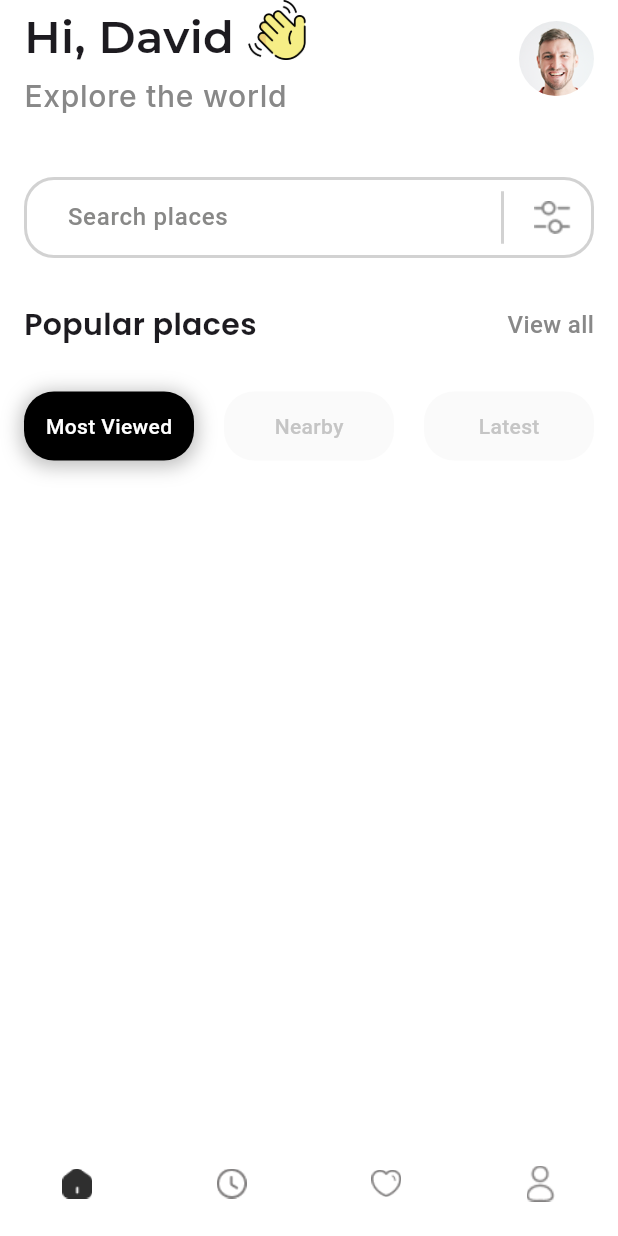
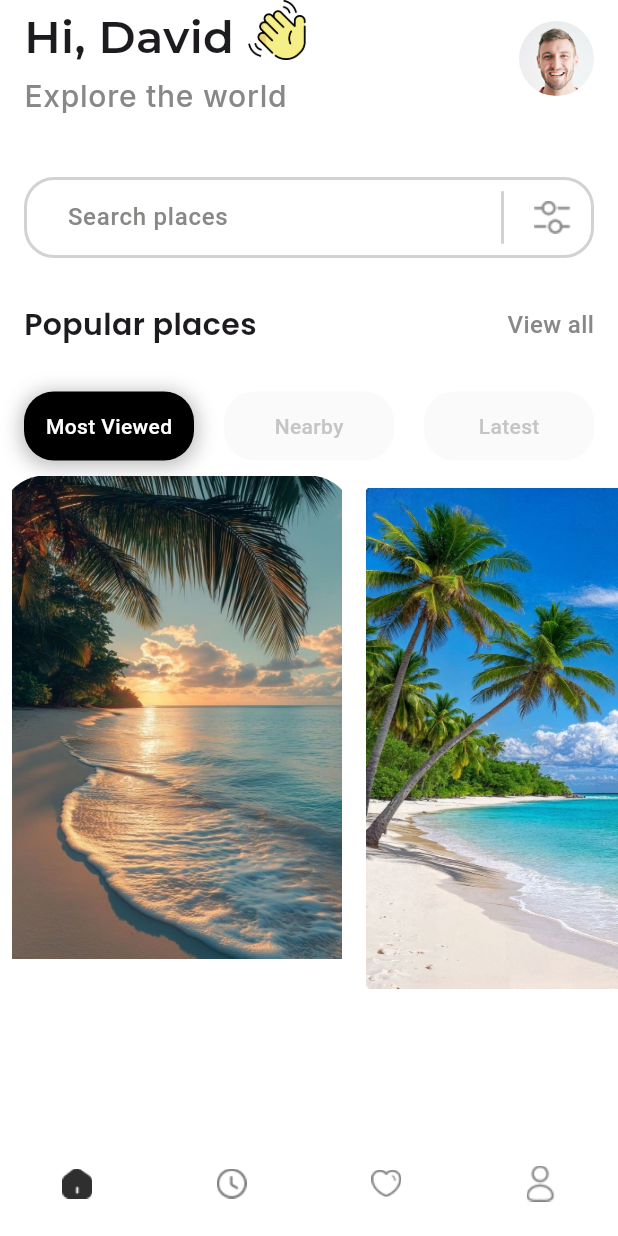
Before and after one commit to SrikantaPrasadrajeUrs/Travel_App_Ui, a Flutter app: the screen it shows after launch, on a phone screen of 412 x 824 dp. Run offline on Flutter 3.47's test engine with Material 3 defaults, Android fonts, the phone set to English and light mode, and no system bars; our stand-ins replace google_fonts.

Commit message:
images moving

```diff
--- a/lib/views/home.dart
+++ b/lib/views/home.dart
@@ -1,4 +1,5 @@
 import 'package:flutter/material.dart';
+import 'package:flutter_b3/views/places.dart';
 import 'package:flutter_b3/widgets/btm_bar.dart';
 import 'package:flutter_b3/widgets/ui_tab.dart';
 import 'package:google_fonts/google_fonts.dart';
@@ -16,10 +17,21 @@ class _HomeState extends State<Home> {
     borderSide: BorderSide(color: Color.fromRGBO(210, 210, 210, 1), width: 2),
   );
 
-  final List<String> tabTexts = ["Most Viewed", "Nearby", "Latest"];
+  late final List<String> tabTexts;
 
   Widget applyPadding(Widget child){
     return Padding(padding: EdgeInsets.symmetric(horizontal: 16), child: child);
+  }
+
+  @override
+  void initState() {
+    super.initState();
+    tabTexts = ["Most Viewed", "Nearby", "Latest"];
+  }
+
+  @override
+  void dispose() {
+    super.dispose();
   }
 
   int highLightedTabIndex = 0;
@@ -28,12 +40,15 @@ class _HomeState extends State<Home> {
   // rebuilding setState((){})
   // StateFulBuilder
   // ValueNotifier
+
+  // home
+
   @override
   Widget build(BuildContext context) {
-    print("rebuild parent");
     return Scaffold(
       backgroundColor: Colors.white,
       body: SafeArea(
+        child: SingleChildScrollView(
           child: Column(
             crossAxisAlignment: CrossAxisAlignment.start,
             children: [
@@ -151,10 +166,13 @@ class _HomeState extends State<Home> {
                     );
                   }
               )),
+              Places()
             ],
+          ),
         ),
       ),
       bottomNavigationBar: BtmBar(),
     );
   }
+
 }
--- /dev/null
+++ b/lib/views/places.dart
@@ -0,0 +1,63 @@
+import 'package:flutter/material.dart';
+
+class Places extends StatefulWidget {
+  const Places({super.key});
+
+  @override
+  State<Places> createState() => _PlacesState();
+}
+
+class _PlacesState extends State<Places> {
+
+  late final List<String> naturesImages;
+  late ScrollController scrollController;
+  ValueNotifier<int> highLightedIndex = ValueNotifier<int>(0);
+
+  @override
+  void initState() {
+    scrollController = ScrollController();
+    scrollController.addListener(findCenterImage);
+    naturesImages = [
+      "assets/images/nature1.jpeg",
+      "assets/images/nature2.jpeg",
+      "assets/images/nature3.jpeg",
+      "assets/images/nature4.png"
+    ];
+    super.initState();
+  }
+
+  void findCenterImage(){
+    final currentPosition =scrollController.offset;
+    final maxScrollExtent = scrollController.position.maxScrollExtent;
+    int index = (currentPosition/maxScrollExtent*4).round();
+    highLightedIndex.value = index;
+  }
+
+  @override
+  Widget build(BuildContext context) {
+    return Container(
+      margin: EdgeInsets.symmetric(vertical: 10),
+      height: 350,
+      child: ValueListenableBuilder(
+          valueListenable: highLightedIndex,
+          builder: (context, notifier, _) {
+          return ListView.builder(
+              controller: scrollController,
+              scrollDirection: Axis.horizontal,
+              itemCount: naturesImages.length,
+              itemBuilder: (context, index){
+                return ClipRRect(
+                  borderRadius: BorderRadius.circular(30),
+                  child: AnimatedContainer(
+                    duration: Duration(seconds: 2),
+                    transform: notifier==index?Matrix4.translationValues(0, -20, 0):null,
+                    padding: const EdgeInsets.all(8.0),
+                    child: Image.asset(naturesImages[index], width: 220, height: 390, fit: BoxFit.fill),
+                  ),
+                );
+          });
+        }
+      ),
+    );
+  }
+}
```
Also changed, not shown: assets/images/nature1.jpeg (added), assets/images/nature2.jpeg (added), assets/images/nature3.jpeg (added), assets/images/nature4.png (added). Lines whose indentation alone changed are shown as unchanged.
